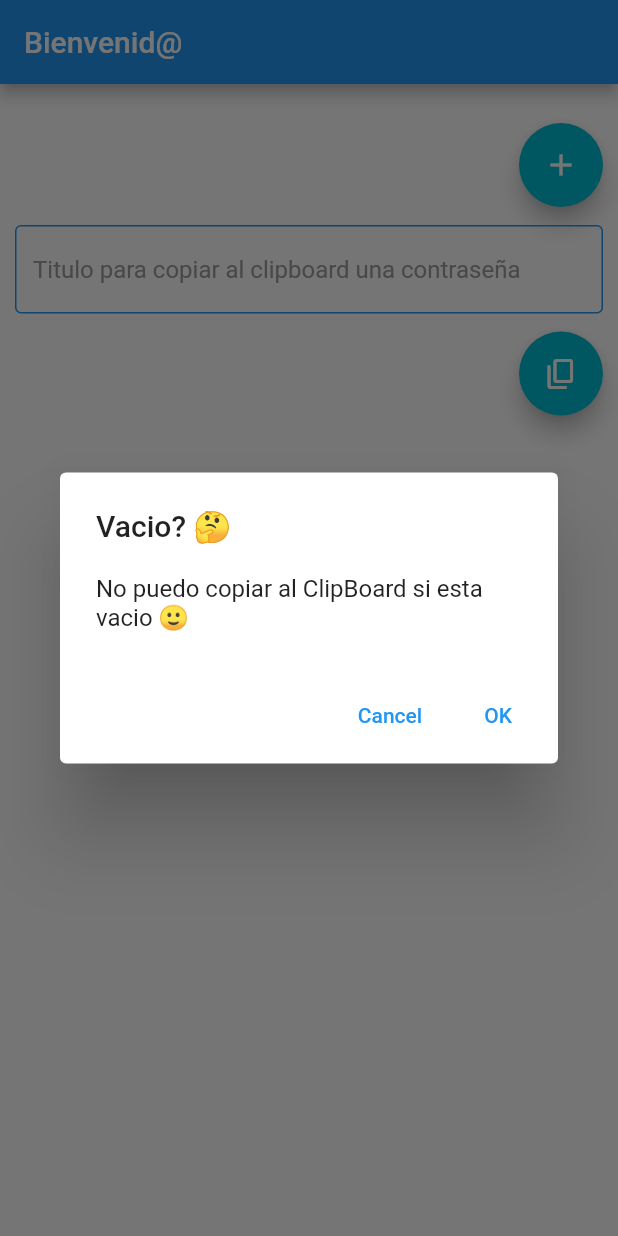
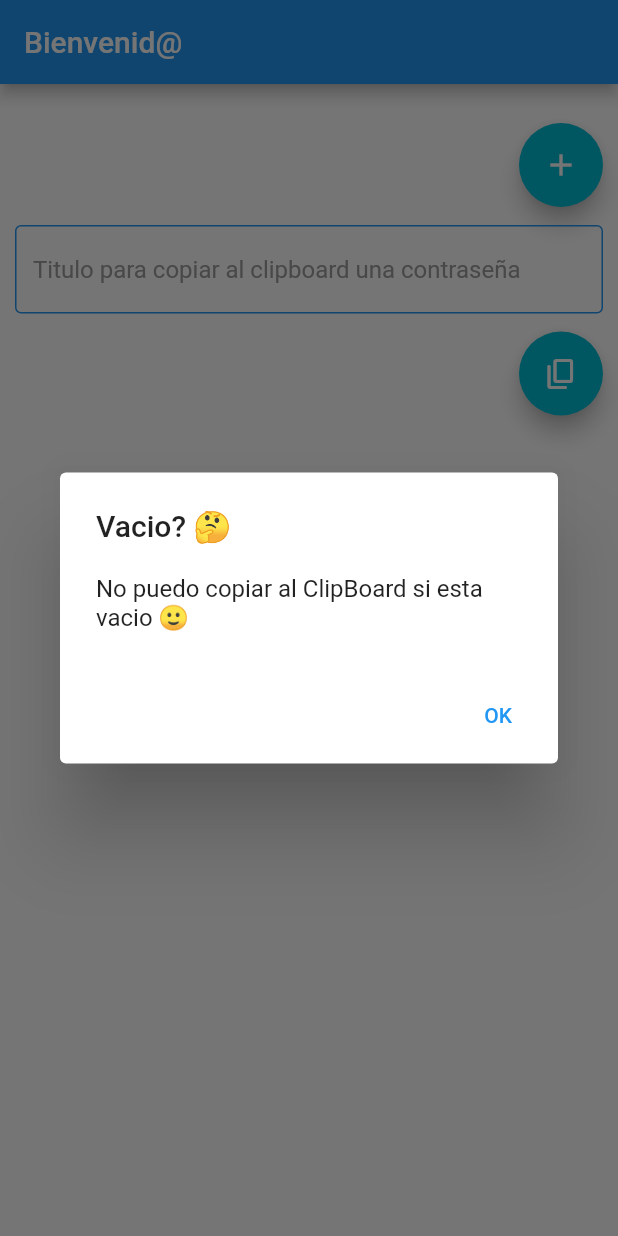
Before and after one commit to ricardouriegas/SimplePasswordManager, a Flutter app: the SecondRoute screen opened directly, after a tap on the "content copy" icon, on a phone screen of 412 x 824 dp. Run offline on Flutter 3.47's test engine with Material 2 defaults, Android fonts, the phone set to English and light mode, and no system bars; our stand-ins replace flutter_secure_storage, shared_preferences; accounts and stored records are empty.

Commit message:
just quit some thing i dont need

```diff
--- a/lib/main.dart
+++ b/lib/main.dart
@@ -36,7 +36,7 @@ Future saveSecureStorage (String key, String value) async {
 }
 
 Future readValueInSecureStorage (String key) async {
-  //this should return an string
+  //this should return an string the value
   return await storage.read(key: key);
 }
 
@@ -159,10 +159,6 @@ class _HomePageState extends State<HomePage> {
 
                       actions: <Widget>[
                         TextButton(
-                          onPressed: () => Navigator.pop(context, 'Cancel'),
-                          child: const Text('Cancel'),
-                        ),
-                        TextButton(
                           onPressed: () => Navigator.pop(context, 'OK'),
                           child: const Text('OK'),
                         ),
@@ -171,7 +167,7 @@ class _HomePageState extends State<HomePage> {
                   );
                 } else {
                   if(valueMother == '' || valueMother == null){
-                    print(valueMother);
+                    // print(valueMother);
                     saveSecureStorage('mother_key', passwordTextField.text);
                   } else {
                     if(passwordTextField.text == valueMother.toString()){
@@ -204,10 +200,7 @@ class _HomePageState extends State<HomePage> {
                         ),
                       );
                     }
-
                   }
-
-
                 }
               },
             ),
@@ -239,12 +232,12 @@ ListTile tile(String title, String subtitle) {
 
 
 setPassword() {
-  //character is a varaible to choose if use special character, number, mayus or minus
+  //character is a variable to choose if use special character, number, mayus or minus
   int character = 1 + Random().nextInt(5 - 1);
 
   //here with the variable character i return the random type of character
   if (character == 1) {
-    //special charactes
+    //special characters
     return 33 + Random().nextInt(39 - 33);
   } else if (character == 2) {
     //numbers
@@ -270,7 +263,7 @@ String titulo = '';
 getPassword(int lenght) {
   for (var i = 0 ; i < lenght; i++) {
     //concatenate string
-    password = password + String.fromCharCode(setPassword());
+    password += String.fromCharCode(setPassword());
   }
   // print(password);
 }
@@ -301,6 +294,7 @@ class SecondRoute extends StatelessWidget {
 
     String concatenate = '';
     Map<String, String> claves;
+
     final getKeyString = TextEditingController();
 
 
@@ -319,7 +313,8 @@ class SecondRoute extends StatelessWidget {
           FutureBuilder (
               future: getAllList(),
               initialData: Text("Vacio"),
-              builder: (BuildContext context, AsyncSnapshot snapshot){
+
+              builder: (BuildContext context, AsyncSnapshot snapshot) {
                 if (snapshot.hasData) {
                   claves = snapshot.data;
                   claves.forEach((key, value) {
@@ -329,9 +324,8 @@ class SecondRoute extends StatelessWidget {
 
                   return Text(concatenate);
 
-                }
-                else {
-                  return Text('No passwords found');
+                } else {
+                  return Text('No contraseñeishon');
                 }
               }
           ),
@@ -385,9 +379,11 @@ class SecondRoute extends StatelessWidget {
             ),
             keyboardType: TextInputType.text,
           ),
+
           const SizedBox(
             height: 12.0, //space bc it looks nashe
           ),
+
           Align(
             alignment: Alignment.bottomRight,
 
@@ -405,10 +401,6 @@ class SecondRoute extends StatelessWidget {
 
                       actions: <Widget>[
                         TextButton(
-                          onPressed: () => Navigator.pop(context, 'Cancel'),
-                          child: const Text('Cancel'),
-                        ),
-                        TextButton(
                           onPressed: () => Navigator.pop(context, 'OK'),
                           child: const Text('OK'),
                         ),
@@ -420,6 +412,7 @@ class SecondRoute extends StatelessWidget {
                    * Read some value from secure storage using the key string
                    */
                   readValueInSecureStorage(getKeyString.text).then((s){
+
                     if(s == null){
                       showDialog<String>(
                         context: context,
@@ -464,6 +457,7 @@ class ThirdRoute extends StatelessWidget {
   //variables textfield
   final passwordTitle = TextEditingController();
   final passwordLength = TextEditingController();
+
   int lenghtChoose = 0;
 
   @override
@@ -548,6 +542,7 @@ class ThirdRoute extends StatelessWidget {
 
               onPressed: () {
                 lenghtChoose =  int.tryParse(passwordLength.text.toString())!;
+
                 if(passwordTitle.text == '' || lenghtChoose.isNegative || lenghtChoose.isNaN){
                   showDialog<String>(
                     context: context,
@@ -556,10 +551,6 @@ class ThirdRoute extends StatelessWidget {
                       content: const Text('No puedo dejarlo pasar 🙂'),
 
                       actions: <Widget>[
-                        TextButton(
-                          onPressed: () => Navigator.pop(context, 'Cancel'),
-                          child: const Text('Cancel'),
-                        ),
                         TextButton(
                           onPressed: () => Navigator.pop(context, 'OK'),
                           child: const Text('OK'),
@@ -571,7 +562,6 @@ class ThirdRoute extends StatelessWidget {
                   password != getPassword(lenghtChoose);
 
                   saveSecureStorage(passwordTitle.text, password);
-
 
                   Navigator.pushAndRemoveUntil(
                     context,
```
